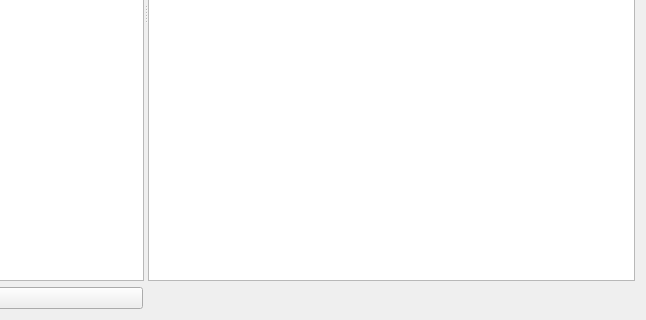
Qt form src/entrymaker/ui/widget.ui (joseyose/entrymaker) before a commit; both pictures show x 780 to 1426 and y 294 to 614 of the 1426 by 614 pixel window.
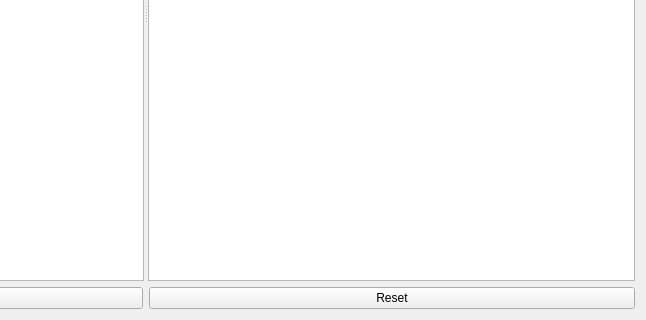
The same form after that commit.

Commit message:
Implement a reset method
Updated the ui and added a new reset button.
It will currently reset the contents of:
- The edit window
- The preview window
- The title field
- All of the resources added

[Ticket: 3]

Patch:
```diff
--- a/src/entrymaker/ui/widget.ui
+++ b/src/entrymaker/ui/widget.ui
@@ -76,6 +76,13 @@
        </widget>
       </widget>
      </item>
+     <item row="3" column="1">
+      <widget class="QPushButton" name="button_reset">
+       <property name="text">
+        <string>Reset</string>
+       </property>
+      </widget>
+     </item>
     </layout>
    </item>
    <item row="0" column="0">
```
Left out of the diff: 6 changed lines with no effect on the pictures. The commit also changes 2 other files.
